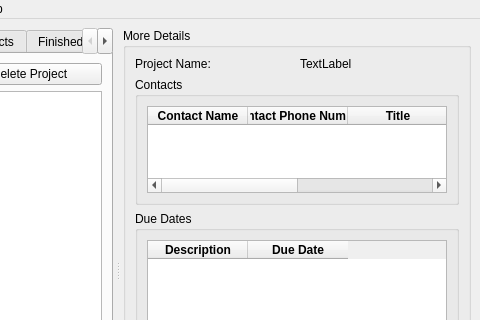
First picture: the form in Main_GUI.ui, repository simplesports/ProjectManager, before the edit; both pictures show x 214 to 694 and y 0 to 320 of the 694 by 542 pixel window.
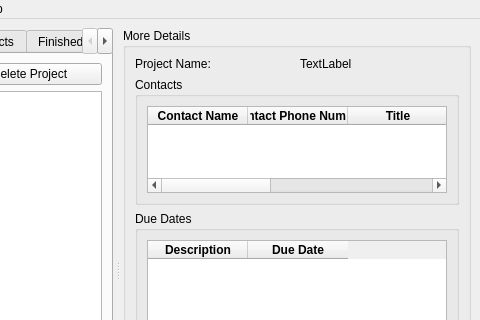
Second picture: the form after the edit.

```diff
--- a/Main_GUI.ui
+++ b/Main_GUI.ui
@@ -271,6 +271,17 @@
                </font>
               </property>
              </column>
+             <column>
+              <property name="text">
+               <string>Email</string>
+              </property>
+              <property name="font">
+               <font>
+                <weight>75</weight>
+                <bold>true</bold>
+               </font>
+              </property>
+             </column>
             </widget>
            </item>
           </layout>
```
